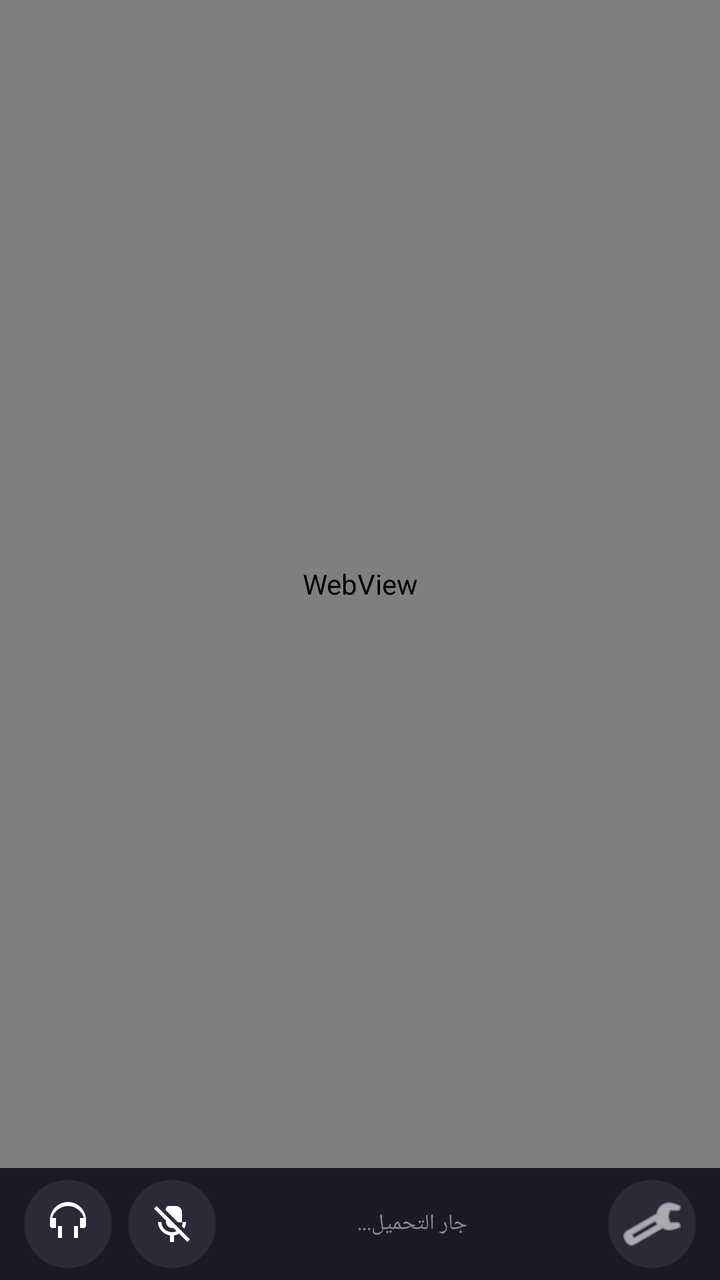
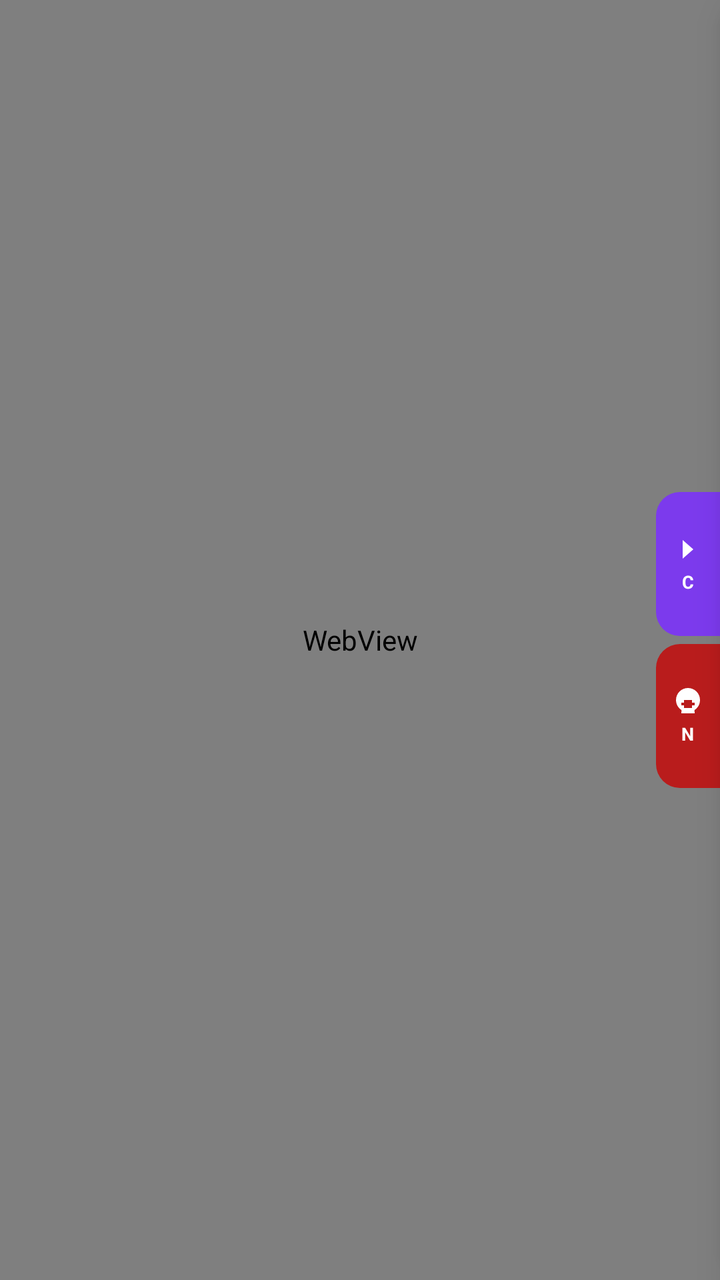

The first picture is an Android layout as it rendered before a commit; the second is the same layout after the commit. The layout source and the unified diff follow.
<!-- AndroidManifest.xml: application theme Theme.GroupStar -->
<!-- res/layout/activity_main.xml -->
<?xml version="1.0" encoding="utf-8"?>
<androidx.constraintlayout.widget.ConstraintLayout
    xmlns:android="http://schemas.android.com/apk/res/android"
    xmlns:app="http://schemas.android.com/apk/res-auto"
    android:layout_width="match_parent"
    android:layout_height="match_parent"
    android:background="@color/bg_dark">

    <WebView
        android:id="@+id/webview"
        android:layout_width="0dp"
        android:layout_height="0dp"
        app:layout_constraintTop_toTopOf="parent"
        app:layout_constraintBottom_toTopOf="@id/control_bar"
        app:layout_constraintStart_toStartOf="parent"
        app:layout_constraintEnd_toEndOf="parent"/>

    <LinearLayout
        android:id="@+id/control_bar"
        android:layout_width="0dp"
        android:layout_height="56dp"
        android:orientation="horizontal"
        android:background="@color/bg_bar"
        android:paddingHorizontal="8dp"
        android:gravity="center_vertical"
        app:layout_constraintBottom_toBottomOf="parent"
        app:layout_constraintStart_toStartOf="parent"
        app:layout_constraintEnd_toEndOf="parent">

        <ImageButton
            android:id="@+id/btn_fake_deafen"
            android:layout_width="44dp"
            android:layout_height="44dp"
            android:background="@drawable/btn_circle_bg"
            android:src="@drawable/ic_deafen_off"
            android:tint="@color/accent_white"
            android:contentDescription="Fake Deafen"
            android:layout_marginHorizontal="4dp"/>

        <ImageButton
            android:id="@+id/btn_mic"
            android:layout_width="44dp"
            android:layout_height="44dp"
            android:background="@drawable/btn_circle_bg"
            android:src="@drawable/ic_mic_off"
            android:tint="@color/accent_white"
            android:contentDescription="Microphone"
            android:layout_marginHorizontal="4dp"/>

        <TextView
            android:id="@+id/tv_status"
            android:layout_width="0dp"
            android:layout_height="wrap_content"
            android:layout_weight="1"
            android:gravity="center"
            android:text="جار التحميل..."
            android:textColor="@color/text_secondary"
            android:textSize="11sp"/>

        <ImageButton
            android:id="@+id/btn_accounts"
            android:layout_width="44dp"
            android:layout_height="44dp"
            android:background="@drawable/btn_circle_bg"
            android:src="@android:drawable/ic_menu_manage"
            android:tint="@color/accent_white"
            android:contentDescription="Accounts"
            android:layout_marginHorizontal="4dp"/>

    </LinearLayout>

</androidx.constraintlayout.widget.ConstraintLayout>
<!-- resources referenced by this layout -->
<resources>
  <color name="accent_white">#FFFFFF</color>
  <color name="bg_bar">#1A1A24</color>
  <color name="bg_dark">#0D0D12</color>
  <color name="text_secondary">#8B8BA0</color>
  <!-- drawable btn_circle_bg (drawable) -->
  <?xml version="1.0" encoding="utf-8"?>
  <shape xmlns:android="http://schemas.android.com/apk/res/android"
      android:shape="oval">
      <solid android:color="@color/btn_bg"/>
      <size android:width="44dp" android:height="44dp"/>
  </shape>
  <!-- drawable ic_deafen_off (drawable) -->
  <?xml version="1.0" encoding="utf-8"?>
  <vector xmlns:android="http://schemas.android.com/apk/res/android"
      android:width="24dp"
      android:height="24dp"
      android:viewportWidth="24"
      android:viewportHeight="24">
      <path
          android:fillColor="#FFFFFF"
          android:pathData="M12,1C7.03,1 3,5.03 3,10v3c0,0.55 0.45,1 1,1h2v-5h-1.93C4.55,6.29 7.98,3 12,3s7.45,3.29 7.93,6H18v5h2c0.55,0 1,-0.45 1,-1v-3C21,5.03 16.97,1 12,1zM9,13H7v6h2V13zM17,13h-2v6h2V13z"/>
  </vector>
  <!-- drawable ic_mic_off (drawable) -->
  <?xml version="1.0" encoding="utf-8"?>
  <vector xmlns:android="http://schemas.android.com/apk/res/android"
      android:width="24dp"
      android:height="24dp"
      android:viewportWidth="24"
      android:viewportHeight="24">
      <path
          android:fillColor="#8B8BA0"
          android:pathData="M19,11h-1.7c0,0.74 -0.16,1.43 -0.43,2.05l1.23,1.23c0.56,-0.98 0.9,-2.09 0.9,-3.28zM14.98,11.17l-6.16,-6.16C8.93,3.86 9.44,3 10,3h4c1.66,0 3,1.34 3,3v5.17zM4.27,3L3,4.27l6.01,6.01V11c0,1.66 1.33,3 2.99,3 0.22,0 0.44,-0.03 0.65,-0.08l1.66,1.66c-0.71,0.33 -1.5,0.52 -2.31,0.52 -2.76,0 -5.3,-2.1 -5.3,-5.1H5c0,3.41 2.72,6.23 6,6.72V21h2v-3.28c0.91,-0.13 1.77,-0.45 2.54,-0.9L19.73,21 21,19.73 4.27,3z"/>
  </vector>
  <style name="Theme.GroupStar" parent="Theme.MaterialComponents.DayNight.NoActionBar">
          <item name="colorPrimary">@color/accent_purple</item>
          <item name="colorPrimaryVariant">@color/accent_purple</item>
          <item name="colorOnPrimary">@color/text_primary</item>
          <item name="colorSurface">@color/bg_dark</item>
          <item name="colorOnSurface">@color/text_primary</item>
          <item name="android:windowBackground">@color/bg_dark</item>
          <item name="android:statusBarColor">@color/bg_dark</item>
          <item name="android:navigationBarColor">@color/bg_bar</item>
          <item name="android:textColor">@color/text_primary</item>
          <item name="android:textColorHint">@color/text_secondary</item>
      </style>
  <color name="btn_bg">#2A2A38</color>
  <color name="accent_purple">#7C3AED</color>
  <color name="text_primary">#F0F0F8</color>
</resources>

<!-- the commit's change to res/layout/activity_main.xml (unified diff, before → after) -->
@@ -1,72 +1,287 @@
 <?xml version="1.0" encoding="utf-8"?>
-<androidx.constraintlayout.widget.ConstraintLayout
-    xmlns:android="http://schemas.android.com/apk/res/android"
-    xmlns:app="http://schemas.android.com/apk/res-auto"
+<FrameLayout xmlns:android="http://schemas.android.com/apk/res/android"
     android:layout_width="match_parent"
     android:layout_height="match_parent"
-    android:background="@color/bg_dark">
-
+    android:background="#000000">
+
+    
     <WebView
-        android:id="@+id/webview"
-        android:layout_width="0dp"
-        android:layout_height="0dp"
-        app:layout_constraintTop_toTopOf="parent"
-        app:layout_constraintBottom_toTopOf="@id/control_bar"
-        app:layout_constraintStart_toStartOf="parent"
-        app:layout_constraintEnd_toEndOf="parent"/>
-
+        android:id="@+id/webView"
+        android:layout_width="match_parent"
+        android:layout_height="match_parent"/>
+
+    
     <LinearLayout
-        android:id="@+id/control_bar"
-        android:layout_width="0dp"
-        android:layout_height="56dp"
-        android:orientation="horizontal"
-        android:background="@color/bg_bar"
-        android:paddingHorizontal="8dp"
-        android:gravity="center_vertical"
-        app:layout_constraintBottom_toBottomOf="parent"
-        app:layout_constraintStart_toStartOf="parent"
-        app:layout_constraintEnd_toEndOf="parent">
-
-        <ImageButton
-            android:id="@+id/btn_fake_deafen"
-            android:layout_width="44dp"
-            android:layout_height="44dp"
-            android:background="@drawable/btn_circle_bg"
-            android:src="@drawable/ic_deafen_off"
-            android:tint="@color/accent_white"
-            android:contentDescription="Fake Deafen"
-            android:layout_marginHorizontal="4dp"/>
-
-        <ImageButton
-            android:id="@+id/btn_mic"
-            android:layout_width="44dp"
-            android:layout_height="44dp"
-            android:background="@drawable/btn_circle_bg"
-            android:src="@drawable/ic_mic_off"
-            android:tint="@color/accent_white"
-            android:contentDescription="Microphone"
-            android:layout_marginHorizontal="4dp"/>
-
+        android:id="@+id/tabButtons"
+        android:layout_width="wrap_content"
+        android:layout_height="wrap_content"
+        android:layout_gravity="center_vertical|end"
+        android:orientation="vertical"
+        android:layout_marginEnd="0dp">
+
+        
+        <LinearLayout
+            android:id="@+id/btnCordTab"
+            android:layout_width="32dp"
+            android:layout_height="72dp"
+            android:background="@drawable/tab_arrow_bg"
+            android:orientation="vertical"
+            android:gravity="center"
+            android:layout_marginBottom="4dp">
+
+            <ImageView
+                android:id="@+id/arrowCord"
+                android:layout_width="16dp"
+                android:layout_height="16dp"
+                android:src="@drawable/ic_arrow_tab"
+                android:tint="#FFFFFF"/>
+
+            <TextView
+                android:layout_width="wrap_content"
+                android:layout_height="wrap_content"
+                android:text="C"
+                android:textColor="#FFFFFF"
+                android:textSize="9sp"
+                android:textStyle="bold"
+                android:layout_marginTop="2dp"/>
+        </LinearLayout>
+
+        
+        <LinearLayout
+            android:id="@+id/btnNukerTab"
+            android:layout_width="32dp"
+            android:layout_height="72dp"
+            android:background="@drawable/tab_nuker_bg"
+            android:orientation="vertical"
+            android:gravity="center">
+
+            <ImageView
+                android:layout_width="16dp"
+                android:layout_height="16dp"
+                android:src="@drawable/ic_skull"
+                android:tint="#FFFFFF"/>
+
+            <TextView
+                android:layout_width="wrap_content"
+                android:layout_height="wrap_content"
+                android:text="N"
+                android:textColor="#FFFFFF"
+                android:textSize="9sp"
+                android:textStyle="bold"
+                android:layout_marginTop="2dp"/>
+        </LinearLayout>
+    </LinearLayout>
+
+    
+    <LinearLayout
+        android:id="@+id/cordPanel"
+        android:layout_width="240dp"
+        android:layout_height="match_parent"
+        android:layout_gravity="end"
+        android:background="@drawable/side_panel_bg"
+        android:orientation="vertical"
+        android:padding="12dp"
+        android:translationX="240dp"
+        android:visibility="visible"
+        android:elevation="12dp">
+
+        
         <TextView
-            android:id="@+id/tv_status"
-            android:layout_width="0dp"
-            android:layout_height="wrap_content"
-            android:layout_weight="1"
-            android:gravity="center"
-            android:text="جار التحميل..."
-            android:textColor="@color/text_secondary"
-            android:textSize="11sp"/>
-
-        <ImageButton
-            android:id="@+id/btn_accounts"
-            android:layout_width="44dp"
-            android:layout_height="44dp"
-            android:background="@drawable/btn_circle_bg"
-            android:src="@android:drawable/ic_menu_manage"
-            android:tint="@color/accent_white"
-            android:contentDescription="Accounts"
-            android:layout_marginHorizontal="4dp"/>
+            android:layout_width="match_parent"
+            android:layout_height="wrap_content"
+            android:text="⚡ CORD"
+            android:textColor="#7C3AED"
+            android:textSize="16sp"
+            android:textStyle="bold"
+            android:layout_marginBottom="8dp"/>
+
+        <View
+            android:layout_width="match_parent"
+            android:layout_height="1dp"
+            android:background="#7C3AED"
+            android:layout_marginBottom="8dp"/>
+
+        
+        <LinearLayout
+            android:layout_width="match_parent"
+            android:layout_height="wrap_content"
+            android:orientation="horizontal"
+            android:gravity="center_vertical"
+            android:layout_marginBottom="8dp">
+
+            <TextView
+                android:layout_width="0dp"
+                android:layout_height="wrap_content"
+                android:layout_weight="1"
+                android:text="🎧 Fake Deafen"
+                android:textColor="#FFFFFF"
+                android:textSize="12sp"/>
+
+            <Switch
+                android:id="@+id/switchFakeDeafen"
+                android:layout_width="wrap_content"
+                android:layout_height="wrap_content"
+                android:checked="false"
+                android:thumbTint="#7C3AED"
+                android:trackTint="#3D1F8C"/>
+        </LinearLayout>
+
+        
+        <LinearLayout
+            android:layout_width="match_parent"
+            android:layout_height="wrap_content"
+            android:orientation="horizontal"
+            android:gravity="center_vertical"
+            android:layout_marginBottom="8dp">
+
+            <TextView
+                android:layout_width="0dp"
+                android:layout_height="wrap_content"
+                android:layout_weight="1"
+                android:text="🖥️ Desktop Spoof"
+                android:textColor="#FFFFFF"
+                android:textSize="12sp"/>
+
+            <Switch
+                android:id="@+id/switchDesktopSpoof"
+                android:layout_width="wrap_content"
+                android:layout_height="wrap_content"
+                android:checked="true"
+                android:thumbTint="#7C3AED"
+                android:trackTint="#3D1F8C"/>
+        </LinearLayout>
+
+        
+        <LinearLayout
+            android:layout_width="match_parent"
+            android:layout_height="wrap_content"
+            android:orientation="horizontal"
+            android:gravity="center_vertical"
+            android:layout_marginBottom="8dp">
+
+            <TextView
+                android:layout_width="0dp"
+                android:layout_height="wrap_content"
+                android:layout_weight="1"
+                android:text="⚙️ Vencord"
+                android:textColor="#FFFFFF"
+                android:textSize="12sp"/>
+
+            <Switch
+                android:id="@+id/switchVencord"
+                android:layout_width="wrap_content"
+                android:layout_height="wrap_content"
+                android:checked="true"
+                android:thumbTint="#7C3AED"
+                android:trackTint="#3D1F8C"/>
+        </LinearLayout>
+
+        
+        <LinearLayout
+            android:layout_width="match_parent"
+            android:layout_height="wrap_content"
+            android:orientation="horizontal"
+            android:gravity="center_vertical"
+            android:layout_marginBottom="8dp">
+
+            <TextView
+                android:layout_width="0dp"
+                android:layout_height="wrap_content"
+                android:layout_weight="1"
+                android:text="🌐 Arabic Lang"
+                android:textColor="#FFFFFF"
+                android:textSize="12sp"/>
+
+            <Switch
+                android:id="@+id/switchArabic"
+                android:layout_width="wrap_content"
+                android:layout_height="wrap_content"
+                android:checked="false"
+                android:thumbTint="#7C3AED"
+                android:trackTint="#3D1F8C"/>
+        </LinearLayout>
+
+        <View
+            android:layout_width="match_parent"
+            android:layout_height="1dp"
+            android:background="#2A2A3E"
+            android:layout_marginBottom="8dp"/>
+
+        
+        <TextView
+            android:layout_width="match_parent"
+            android:layout_height="wrap_content"
+            android:text="🎨 Theme"
+            android:textColor="#AAAACC"
+            android:textSize="11sp"
+            android:layout_marginBottom="4dp"/>
+
+        
+        <HorizontalScrollView
+            android:layout_width="match_parent"
+            android:layout_height="wrap_content"
+            android:layout_marginBottom="8dp">
+
+            <LinearLayout
+                android:id="@+id/themeRow"
+                android:layout_width="wrap_content"
+                android:layout_height="wrap_content"
+                android:orientation="horizontal">
+
+                <TextView android:id="@+id/themeDefault"
+                    android:layout_width="52dp" android:layout_height="28dp"
+                    android:text="Default" android:textColor="#FFFFFF"
+                    android:textSize="9sp" android:gravity="center"
+                    android:background="#5865F2" android:layout_marginEnd="4dp"/>
+
+                <TextView android:id="@+id/themeOneDark"
+                    android:layout_width="52dp" android:layout_height="28dp"
+                    android:text="OneDark" android:textColor="#FFFFFF"
+                    android:textSize="9sp" android:gravity="center"
+                    android:background="#282C34" android:layout_marginEnd="4dp"/>
+
+                <TextView android:id="@+id/themeMidnight"
+                    android:layout_width="52dp" android:layout_height="28dp"
+                    android:text="Midnight" android:textColor="#FFFFFF"
+                    android:textSize="9sp" android:gravity="center"
+                    android:background="#0D0D0D" android:layout_marginEnd="4dp"/>
+
+                <TextView android:id="@+id/themePurple"
+                    android:layout_width="52dp" android:layout_height="28dp"
+                    android:text="Purple" android:textColor="#FFFFFF"
+                    android:textSize="9sp" android:gravity="center"
+                    android:background="#7C3AED"/>
+            </LinearLayout>
+        </HorizontalScrollView>
+
+        <View
+            android:layout_width="match_parent"
+            android:layout_height="1dp"
+            android:background="#2A2A3E"
+            android:layout_marginBottom="8dp"/>
+
+        
+        <TextView
+            android:layout_width="match_parent"
+            android:layout_height="wrap_content"
+            android:text="👤 Accounts"
+            android:textColor="#AAAACC"
+            android:textSize="11sp"
+            android:layout_marginBottom="4dp"/>
+
+        <Button
+            android:id="@+id/btnManageAccounts"
+            android:layout_width="match_parent"
+            android:layout_height="32dp"
+            android:text="Manage Accounts"
+            android:textSize="11sp"
+            android:textColor="#FFFFFF"
+            android:background="#3D1F8C"
+            android:layout_marginBottom="8dp"/>
+
+        
+        <View android:layout_width="match_parent" android:layout_height="0dp" android:layout_weight="1"/>
 
     </LinearLayout>
 
-</androidx.constraintlayout.widget.ConstraintLayout>
+</FrameLayout>
<!-- resource entries referenced after the edit -->
@@ -1,38 +1,43 @@
 <!-- resources referenced by this layout -->
 <resources>
-  <color name="accent_white">#FFFFFF</color>
+  <!-- drawable ic_arrow_tab (drawable) -->
+  <?xml version="1.0" encoding="utf-8"?>
+  <vector xmlns:android="http://schemas.android.com/apk/res/android"
+      android:width="24dp" android:height="24dp"
+      android:viewportWidth="24" android:viewportHeight="24">
+      <path android:fillColor="#FFFFFF"
+          android:pathData="M8,5l8,7-8,7"/>
+  </vector>
+  <!-- drawable ic_skull (drawable) -->
+  <?xml version="1.0" encoding="utf-8"?>
+  <vector xmlns:android="http://schemas.android.com/apk/res/android"
+      android:width="24dp" android:height="24dp"
+      android:viewportWidth="24" android:viewportHeight="24">
+      <path android:fillColor="#FFFFFF"
+          android:pathData="M12,2A9,9 0 0,0 3,11c0,3.18 1.66,5.97 4.16,7.56L7,21h10l-0.16,-2.44C19.34,16.97 21,14.18 21,11A9,9 0 0,0 12,2M9,17v-2H7v-2h2v-2h6v2h2v2h-2v2H9z"/>
+  </vector>
+  <!-- drawable side_panel_bg (drawable) -->
+  <?xml version="1.0" encoding="utf-8"?>
+  <shape xmlns:android="http://schemas.android.com/apk/res/android">
+      <solid android:color="#1A1A2E"/>
+      <corners android:topLeftRadius="16dp" android:bottomLeftRadius="16dp"/>
+      <stroke android:width="1dp" android:color="#7C3AED"/>
+  </shape>
+  <!-- drawable tab_arrow_bg (drawable) -->
+  <?xml version="1.0" encoding="utf-8"?>
+  <shape xmlns:android="http://schemas.android.com/apk/res/android">
+      <solid android:color="#7C3AED"/>
+      <corners android:topLeftRadius="12dp" android:bottomLeftRadius="12dp"/>
+  </shape>
+  <!-- drawable tab_nuker_bg (drawable) -->
+  <?xml version="1.0" encoding="utf-8"?>
+  <shape xmlns:android="http://schemas.android.com/apk/res/android">
+      <solid android:color="#B91C1C"/>
+      <corners android:topLeftRadius="12dp" android:bottomLeftRadius="12dp"/>
+  </shape>
   <color name="bg_bar">#1A1A24</color>
   <color name="bg_dark">#0D0D12</color>
   <color name="text_secondary">#8B8BA0</color>
-  <!-- drawable btn_circle_bg (drawable) -->
-  <?xml version="1.0" encoding="utf-8"?>
-  <shape xmlns:android="http://schemas.android.com/apk/res/android"
-      android:shape="oval">
-      <solid android:color="@color/btn_bg"/>
-      <size android:width="44dp" android:height="44dp"/>
-  </shape>
-  <!-- drawable ic_deafen_off (drawable) -->
-  <?xml version="1.0" encoding="utf-8"?>
-  <vector xmlns:android="http://schemas.android.com/apk/res/android"
-      android:width="24dp"
-      android:height="24dp"
-      android:viewportWidth="24"
-      android:viewportHeight="24">
-      <path
-          android:fillColor="#FFFFFF"
-          android:pathData="M12,1C7.03,1 3,5.03 3,10v3c0,0.55 0.45,1 1,1h2v-5h-1.93C4.55,6.29 7.98,3 12,3s7.45,3.29 7.93,6H18v5h2c0.55,0 1,-0.45 1,-1v-3C21,5.03 16.97,1 12,1zM9,13H7v6h2V13zM17,13h-2v6h2V13z"/>
-  </vector>
-  <!-- drawable ic_mic_off (drawable) -->
-  <?xml version="1.0" encoding="utf-8"?>
-  <vector xmlns:android="http://schemas.android.com/apk/res/android"
-      android:width="24dp"
-      android:height="24dp"
-      android:viewportWidth="24"
-      android:viewportHeight="24">
-      <path
-          android:fillColor="#8B8BA0"
-          android:pathData="M19,11h-1.7c0,0.74 -0.16,1.43 -0.43,2.05l1.23,1.23c0.56,-0.98 0.9,-2.09 0.9,-3.28zM14.98,11.17l-6.16,-6.16C8.93,3.86 9.44,3 10,3h4c1.66,0 3,1.34 3,3v5.17zM4.27,3L3,4.27l6.01,6.01V11c0,1.66 1.33,3 2.99,3 0.22,0 0.44,-0.03 0.65,-0.08l1.66,1.66c-0.71,0.33 -1.5,0.52 -2.31,0.52 -2.76,0 -5.3,-2.1 -5.3,-5.1H5c0,3.41 2.72,6.23 6,6.72V21h2v-3.28c0.91,-0.13 1.77,-0.45 2.54,-0.9L19.73,21 21,19.73 4.27,3z"/>
-  </vector>
   <style name="Theme.GroupStar" parent="Theme.MaterialComponents.DayNight.NoActionBar">
           <item name="colorPrimary">@color/accent_purple</item>
           <item name="colorPrimaryVariant">@color/accent_purple</item>
@@ -45,7 +50,6 @@
           <item name="android:textColor">@color/text_primary</item>
           <item name="android:textColorHint">@color/text_secondary</item>
       </style>
-  <color name="btn_bg">#2A2A38</color>
   <color name="accent_purple">#7C3AED</color>
   <color name="text_primary">#F0F0F8</color>
 </resources>
